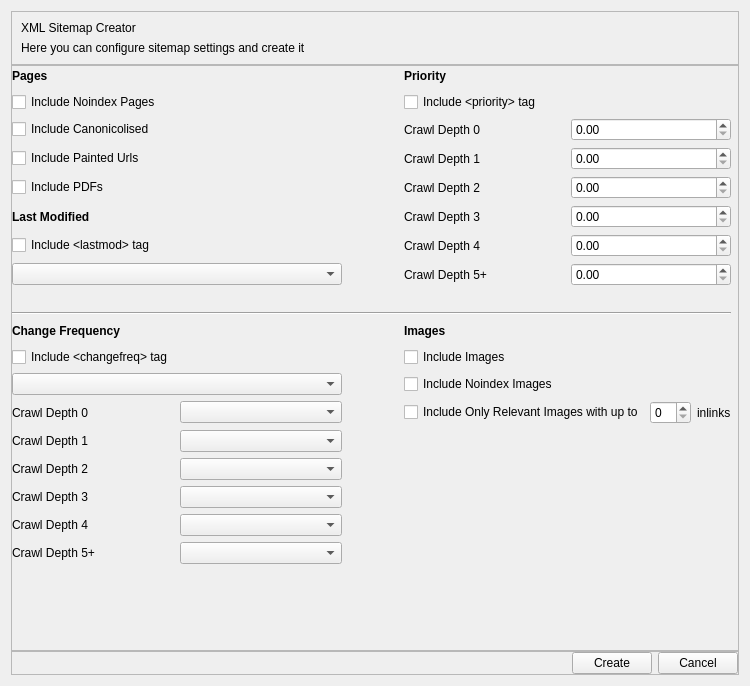
The window that seospider/ui/site_map_creator_widget.ui (andrascii/RiveSolutions_SEO_Spider) describes before a commit, drawn with Qt 5.
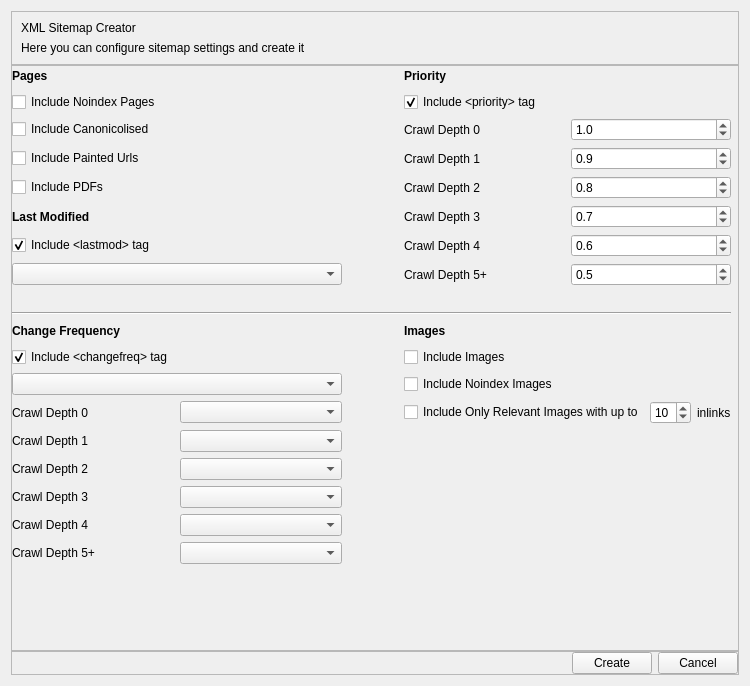
The same window after the commit.

```diff
--- a/seospider/ui/site_map_creator_widget.ui
+++ b/seospider/ui/site_map_creator_widget.ui
@@ -93,7 +93,7 @@
        <number>0</number>
       </property>
       <item>
-       <layout class="QGridLayout" name="gridLayout" rowstretch="0,0,0,0,0,0,0,0,0,0,0,0,0,0,0,0,0,0,0,0,0">
+       <layout class="QGridLayout" name="gridLayout" rowstretch="0,0,0,0,0,0,0,0,0,0,0,0,0,0,0,0,0,0,0,0">
         <item row="0" column="1">
          <spacer name="horizontalSpacer">
           <property name="orientation">
@@ -141,6 +141,9 @@
           <property name="text">
            <string>Include &lt;priority&gt; tag</string>
           </property>
+          <property name="checked">
+           <bool>true</bool>
+          </property>
          </widget>
         </item>
         <item row="0" column="2">
@@ -173,7 +176,17 @@
            </widget>
           </item>
           <item>
-           <widget class="QDoubleSpinBox" name="doubleSpinBox"/>
+           <widget class="QDoubleSpinBox" name="priorityCrawlDepth0SpinBox">
+            <property name="decimals">
+             <number>1</number>
+            </property>
+            <property name="singleStep">
+             <double>0.100000000000000</double>
+            </property>
+            <property name="value">
+             <double>1.000000000000000</double>
+            </property>
+           </widget>
           </item>
          </layout>
         </item>
@@ -201,7 +214,17 @@
            </widget>
           </item>
           <item>
-           <widget class="QDoubleSpinBox" name="doubleSpinBox_2"/>
+           <widget class="QDoubleSpinBox" name="priorityCrawlDepth1SpinBox">
+            <property name="decimals">
+             <number>1</number>
+            </property>
+            <property name="singleStep">
+             <double>0.100000000000000</double>
+            </property>
+            <property name="value">
+             <double>0.900000000000000</double>
+            </property>
+           </widget>
           </item>
          </layout>
         </item>
@@ -215,7 +238,17 @@
            </widget>
           </item>
           <item>
-           <widget class="QDoubleSpinBox" name="doubleSpinBox_3"/>
+           <widget class="QDoubleSpinBox" name="priorityCrawlDepth2SpinBox">
+            <property name="decimals">
+             <number>1</number>
+            </property>
+            <property name="singleStep">
+             <double>0.100000000000000</double>
+            </property>
+            <property name="value">
+             <double>0.800000000000000</double>
+            </property>
+           </widget>
           </item>
          </layout>
         </item>
@@ -229,7 +262,17 @@
            </widget>
           </item>
           <item>
-           <widget class="QDoubleSpinBox" name="doubleSpinBox_4"/>
+           <widget class="QDoubleSpinBox" name="priorityCrawlDepth3SpinBox">
+            <property name="decimals">
+             <number>1</number>
+            </property>
+            <property name="singleStep">
+             <double>0.100000000000000</double>
+            </property>
+            <property name="value">
+             <double>0.700000000000000</double>
+            </property>
+           </widget>
           </item>
          </layout>
         </item>
@@ -243,7 +286,17 @@
            </widget>
           </item>
           <item>
-           <widget class="QDoubleSpinBox" name="doubleSpinBox_5"/>
+           <widget class="QDoubleSpinBox" name="priorityCrawlDepth4SpinBox">
+            <property name="decimals">
+             <number>1</number>
+            </property>
+            <property name="singleStep">
+             <double>0.100000000000000</double>
+            </property>
+            <property name="value">
+             <double>0.600000000000000</double>
+            </property>
+           </widget>
           </item>
          </layout>
         </item>
@@ -264,7 +317,17 @@
            </widget>
           </item>
           <item>
-           <widget class="QDoubleSpinBox" name="doubleSpinBox_6"/>
+           <widget class="QDoubleSpinBox" name="priorityCrawlDepth5PlusSpinBox">
+            <property name="decimals">
+             <number>1</number>
+            </property>
+            <property name="singleStep">
+             <double>0.100000000000000</double>
+            </property>
+            <property name="value">
+             <double>0.500000000000000</double>
+            </property>
+           </widget>
           </item>
          </layout>
         </item>
@@ -322,6 +385,9 @@
           <property name="text">
            <string>Include &lt;changefreq&gt; tag</string>
           </property>
+          <property name="checked">
+           <bool>true</bool>
+          </property>
          </widget>
         </item>
         <item row="12" column="0">
@@ -412,7 +478,24 @@
            </widget>
           </item>
           <item>
-           <widget class="QSpinBox" name="spinBox"/>
+           <spacer name="horizontalSpacer_8">
+            <property name="orientation">
+             <enum>Qt::Horizontal</enum>
+            </property>
+            <property name="sizeHint" stdset="0">
+             <size>
+              <width>40</width>
+              <height>20</height>
+             </size>
+            </property>
+           </spacer>
+          </item>
+          <item>
+           <widget class="QSpinBox" name="inlinksSpinBox">
+            <property name="value">
+             <number>10</number>
+            </property>
+           </widget>
           </item>
           <item>
            <widget class="QLabel" name="label_20">
@@ -483,6 +566,12 @@
           <property name="text">
            <string>Include &lt;lastmod&gt; tag</string>
           </property>
+          <property name="checked">
+           <bool>true</bool>
+          </property>
+          <property name="tristate">
+           <bool>false</bool>
+          </property>
          </widget>
         </item>
         <item row="19" column="0">
```
Left out of the diff: 36 changed lines with no effect on the pictures.
